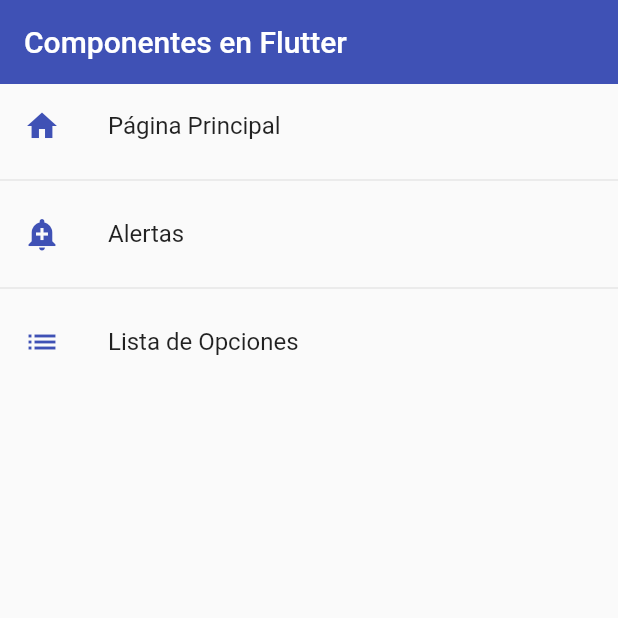
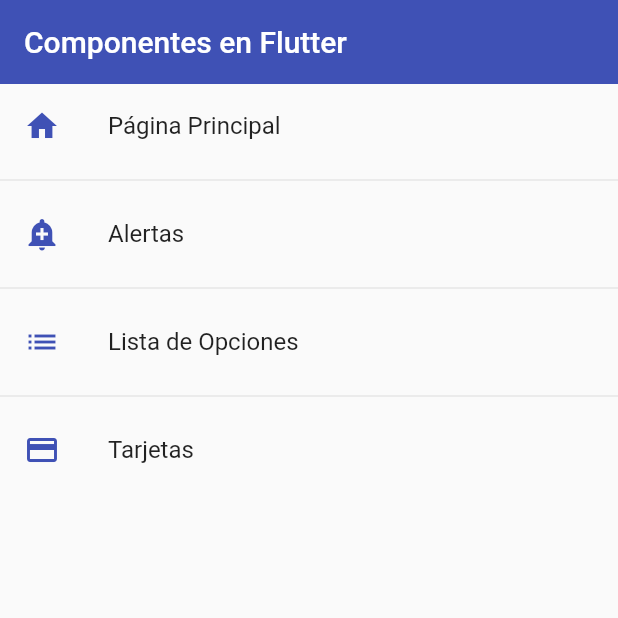
Before and after one commit to AngelJara7/fl_components, a Flutter app: the screen it shows after launch, on a phone screen of 412 x 824 dp, the top half of it. Run offline on Flutter 3.47's test engine with Material 2 defaults, Android fonts, the phone set to English and light mode, and no system bars.

Commit message:
creando la pantalla de tarjetas

```diff
--- a/lib/routes/app_routes.dart
+++ b/lib/routes/app_routes.dart
@@ -22,6 +22,11 @@ class AppRoutes {
         nombre: 'Lista de Opciones',
         screen: const Listview1Screen(),
         icon: Icons.list),
+    MenuOptions(
+        route: 'card',
+        nombre: 'Tarjetas',
+        screen: const CardScreen(),
+        icon: Icons.credit_card_outlined),
   ];
 
   static Map<String, Widget Function(BuildContext)> getAppRoutes() {
--- a/lib/screens/home_screen.dart
+++ b/lib/screens/home_screen.dart
@@ -1,6 +1,6 @@
-import 'package:fl_components/theme/app_theme.dart';
 import 'package:flutter/material.dart';
 import 'package:fl_components/routes/app_routes.dart';
+import 'package:fl_components/theme/app_theme.dart';
 
 class HomeScreen extends StatelessWidget {
   const HomeScreen({Key? key}) : super(key: key);
--- a/lib/screens/screens.dart
+++ b/lib/screens/screens.dart
@@ -1,3 +1,4 @@
 export 'package:fl_components/screens/alert_screen.dart';
 export 'package:fl_components/screens/home_screen.dart';
 export 'package:fl_components/screens/listview1_screen.dart';
+export 'package:fl_components/screens/cards_screen.dart';
--- a/lib/theme/app_theme.dart
+++ b/lib/theme/app_theme.dart
@@ -8,6 +8,9 @@ class AppTheme {
       appBarTheme: const AppBarTheme(
         color: primary,
         elevation: 0
+      ),
+      textButtonTheme: TextButtonThemeData(
+        style: TextButton.styleFrom(primary: primary)
       )
   );
 }
--- /dev/null
+++ b/lib/widgets/widgets.dart
@@ -0,0 +1 @@
+export 'package:fl_components/widgets/custom_card_type_1.dart';
```
Also changed, not shown: lib/screens/cards_screen.dart (added, +23 -0 lines), lib/widgets/custom_card_type_1.dart (added, +40 -0 lines).
